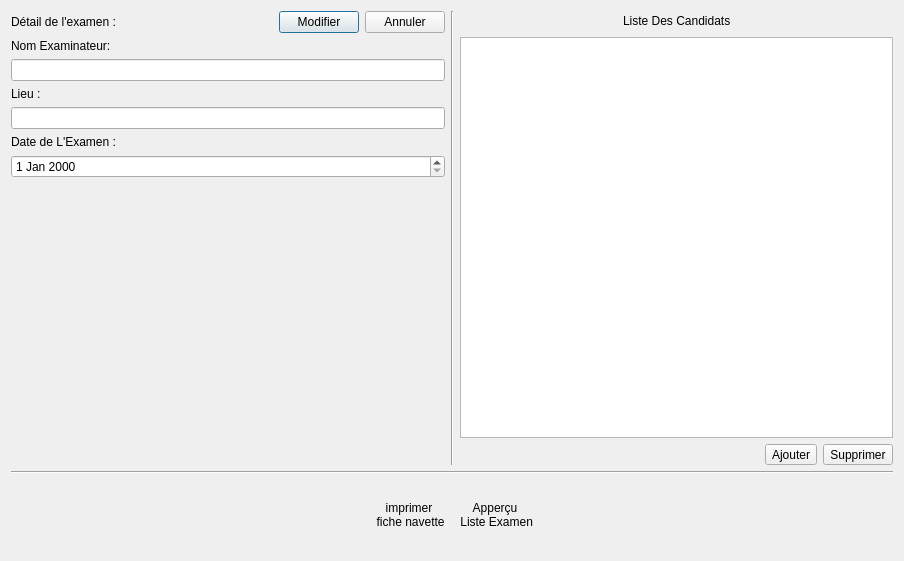
This is Auto_Ecole/examen/detailsexam.ui in AmineHouari98/auto_Ecole as Qt 5 draws it before an edit. The edited form follows.
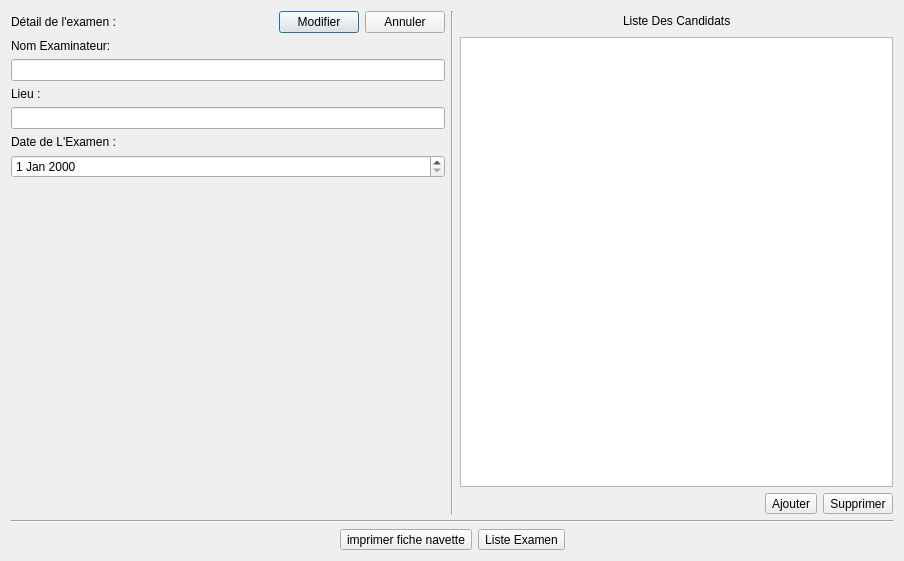
This is the edited form. Icons and pictures are not drawn.

The edit to the form file:
```diff
--- a/Auto_Ecole/examen/detailsexam.ui
+++ b/Auto_Ecole/examen/detailsexam.ui
@@ -232,35 +232,8 @@
         <layout class="QHBoxLayout" name="horizontalLayout_7">
          <item>
           <widget class="QToolButton" name="toolbtn_printNavette">
-           <property name="minimumSize">
-            <size>
-             <width>80</width>
-             <height>70</height>
-            </size>
-           </property>
-           <property name="maximumSize">
-            <size>
-             <width>80</width>
-             <height>70</height>
-            </size>
-           </property>
-           <property name="styleSheet">
-            <string notr="true">QToolButton
-{
-background-color: transparent ;
-border : none ;
-
-}
-QToolButton::hover
-{
-    border-style: outset;
-    border-width: 2px;
-    border-color: white;
-}</string>
-           </property>
            <property name="text">
-            <string>imprimer
- fiche navette</string>
+            <string>imprimer fiche navette</string>
            </property>
            <property name="icon">
             <iconset>
@@ -284,33 +257,12 @@
           <widget class="QToolButton" name="toolButton_ImprimerListe">
            <property name="minimumSize">
             <size>
-             <width>80</width>
-             <height>70</height>
+             <width>0</width>
+             <height>0</height>
             </size>
            </property>
-           <property name="maximumSize">
-            <size>
-             <width>80</width>
-             <height>70</height>
-            </size>
-           </property>
-           <property name="styleSheet">
-            <string notr="true">QToolButton
-{
-background-color: transparent ;
-border : none ;
-
-}
-QToolButton::hover
-{
-    border-style: outset;
-    border-width: 2px;
-    border-color: white;
-}</string>
-           </property>
            <property name="text">
-            <string>Apperçu
- Liste Examen</string>
+            <string>Liste Examen</string>
            </property>
            <property name="icon">
             <iconset>
```
Left out of the diff: 8 changed lines with no effect on the pictures.
